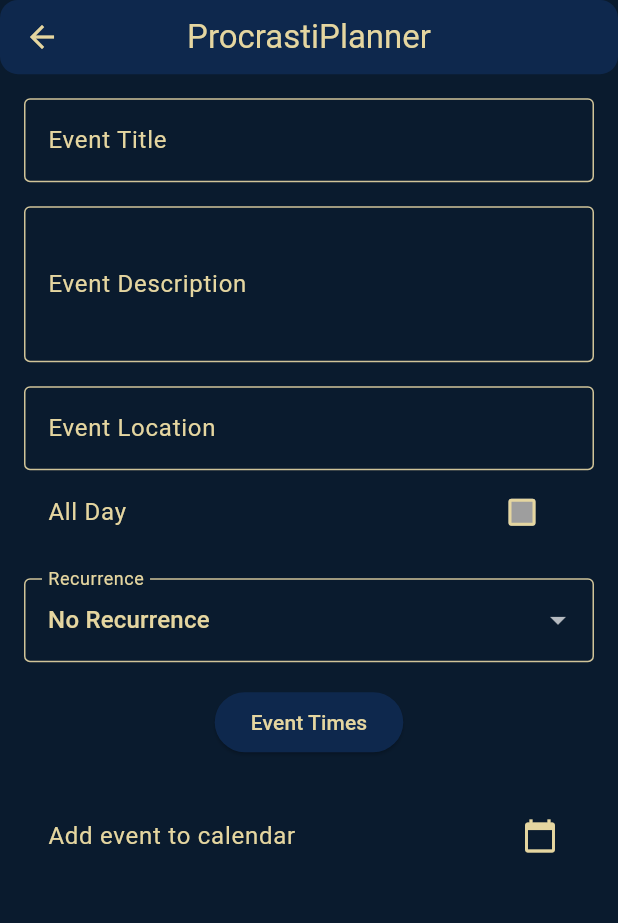
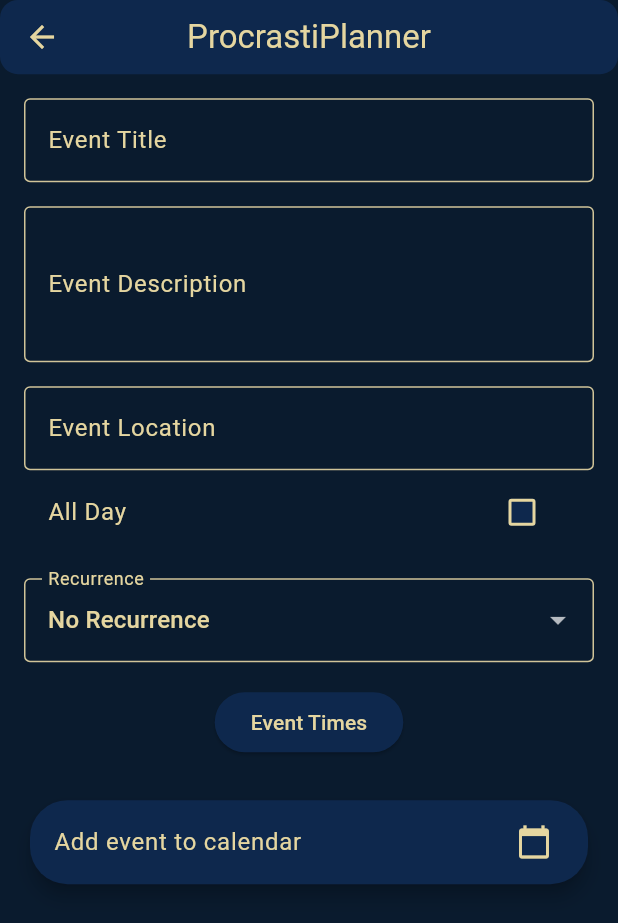
Before and after one commit to ProcrastiHater/Procrastihater, a Flutter app: the CalendarPage screen opened by its route, on a phone screen of 412 x 824 dp. Shown: the top 923 px of the screen. Run offline on Flutter 3.47's test engine with Material 3 defaults, Android fonts, the phone set to English and light mode, and no system bars; our stand-ins replace animated_custom_dropdown, cloud_firestore, firebase_auth, firebase_core, fl_chart and 2 more; missing offline and left inert: add_2_calendar, dart:ffi, firebase_ui_auth, omni_datetime_picker; accounts and stored records are empty; network calls fail; statements that could not run were skipped.

Commit message:
Merged main

```diff
--- a/lib/pages/calendar.dart
+++ b/lib/pages/calendar.dart
@@ -9,6 +9,7 @@ library;
 
 //Dart Imports
 import 'dart:async';
+import '/main.dart';
 import 'package:flutter/material.dart';
 import 'package:flutter/services.dart';
 
@@ -69,19 +70,11 @@ class _CalendarPageState extends State<CalendarPage> {
   ///*********************************
   /// Name: getColor
   ///
-  /// Description: gets and sets the color of the
-  /// all day checkbox based off the interaction state
+  /// Description: sets the color of the
+  /// all day checkbox
   ///*********************************
   Color getColor(Set<WidgetState> states) {
-    const Set<WidgetState> interactiveStates = <WidgetState>{
-      WidgetState.pressed,
-      WidgetState.hovered,
-      WidgetState.focused,
-    };
-    if (states.any(interactiveStates.contains)) {
-      return Colors.blue;
-    }
-    return Colors.grey;
+    return lightBlue;
   }
 
   @override
@@ -145,9 +138,7 @@ class _CalendarPageState extends State<CalendarPage> {
           children: [
             TextField(
               controller: _titleController,
-              inputFormatters: [
-                LengthLimitingTextInputFormatter(1000)
-              ],
+              inputFormatters: [LengthLimitingTextInputFormatter(1000)],
               decoration: const InputDecoration(
                 labelText: 'Event Title',
                 border: OutlineInputBorder(),
@@ -156,9 +147,7 @@ class _CalendarPageState extends State<CalendarPage> {
             const SizedBox(height: 16),
             TextField(
               controller: _descriptionController,
-              inputFormatters: [
-                LengthLimitingTextInputFormatter(8192)
-              ],
+              inputFormatters: [LengthLimitingTextInputFormatter(8192)],
               decoration: const InputDecoration(
                 labelText: 'Event Description',
                 border: OutlineInputBorder(),
@@ -168,9 +157,7 @@ class _CalendarPageState extends State<CalendarPage> {
             const SizedBox(height: 16),
             TextField(
               controller: _locationController,
-              inputFormatters: [
-                LengthLimitingTextInputFormatter(1000)
-              ],
+              inputFormatters: [LengthLimitingTextInputFormatter(1000)],
               decoration: const InputDecoration(
                 labelText: 'Event Location',
                 border: OutlineInputBorder(),
@@ -179,7 +166,7 @@ class _CalendarPageState extends State<CalendarPage> {
             ListTile(
                 title: const Text('All Day'),
                 trailing: Checkbox(
-                  checkColor: Colors.white,
+                  checkColor: beige,
                   fillColor: WidgetStateProperty.resolveWith(getColor),
                   value: isAllDay,
                   onChanged: (bool? value) {
@@ -221,7 +208,11 @@ class _CalendarPageState extends State<CalendarPage> {
               child: const Text('Event Times'),
             ),
             const SizedBox(height: 24),
-            ListTile(
+            Card(
+              shape: RoundedRectangleBorder(
+                  borderRadius: BorderRadius.all(Radius.circular(25))),
+              elevation: 5,
+              child: ListTile(
                 title: const Text('Add event to calendar'),
                 trailing: const Icon(Icons.calendar_today),
                 onTap: () {
@@ -230,6 +221,7 @@ class _CalendarPageState extends State<CalendarPage> {
                   );
                 },
               ),
+            ),
           ],
         ),
       ),
```
Also changed, not shown: lib/pages/friend_page.dart (+43 -1 lines), lib/pages/home_page.dart (+48 -3 lines), lib/pages/leaderboard_page.dart (+70 -18 lines). Lines whose indentation alone changed are shown as unchanged.
